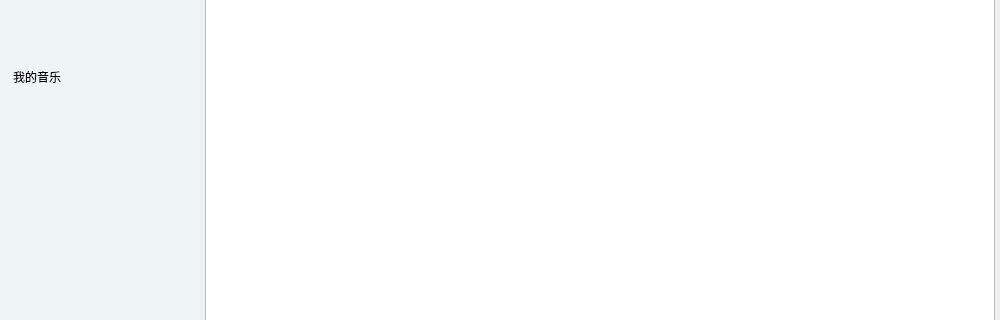
Before: the Qt Designer form mainwindow.ui in sonichy/Qt_QQMusic, drawn with Qt 5; both pictures show x 0 to 1000 and y 180 to 500 of the 1000 by 700 pixel window.
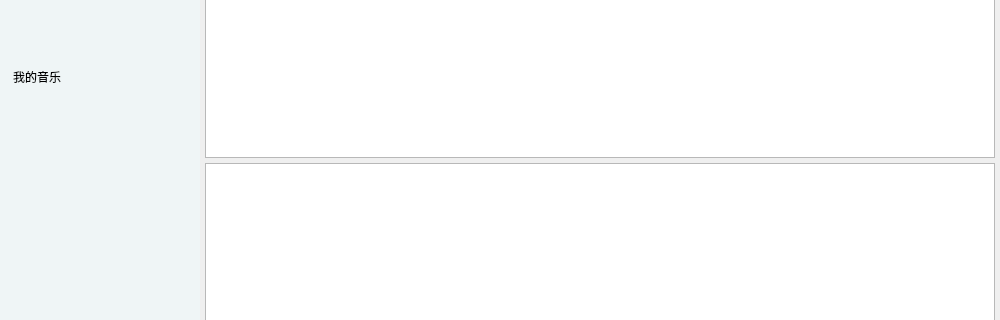
After: the same form once the commit is applied. Icons and pictures are not drawn.

Commit message: 修改：     QQMusic 	修改：     mainwindow.cpp 	修改：     mainwindow.ui

```diff
--- a/mainwindow.ui
+++ b/mainwindow.ui
@@ -492,7 +492,7 @@
            <bool>false</bool>
           </property>
           <property name="columnCount">
-           <number>4</number>
+           <number>5</number>
           </property>
           <attribute name="horizontalHeaderVisible">
            <bool>false</bool>
@@ -504,10 +504,14 @@
           <column/>
           <column/>
           <column/>
+          <column/>
          </widget>
         </item>
         <item>
-         <layout class="QHBoxLayout" name="horizontalLayout_3">
+         <widget class="QTextBrowser" name="textBrowser"/>
+        </item>
+        <item>
+         <layout class="QHBoxLayout" name="horizontalLayout_right_bottom">
           <property name="spacing">
            <number>6</number>
           </property>
```
Left out of the diff: 26 changed lines with no effect on the pictures. The commit also changes 2 other files.
